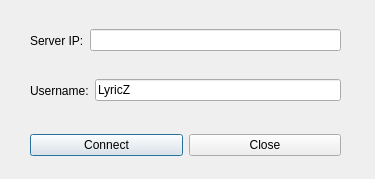
Before: the Qt Designer form GameClient/logwin.ui in LyricZhao/GZTank, drawn with Qt 5.
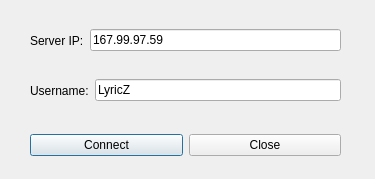
After: the same form once the commit is applied.

Patch:
```diff
--- a/GameClient/logwin.ui
+++ b/GameClient/logwin.ui
@@ -31,7 +31,11 @@
      </widget>
     </item>
     <item>
-     <widget class="QLineEdit" name="IP_INPUT"/>
+     <widget class="QLineEdit" name="IP_INPUT">
+      <property name="text">
+       <string>167.99.97.59</string>
+      </property>
+     </widget>
     </item>
    </layout>
   </widget>
```
